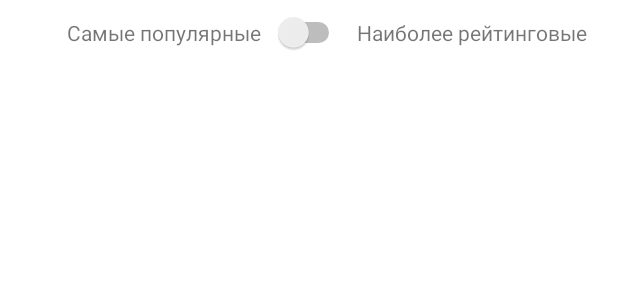
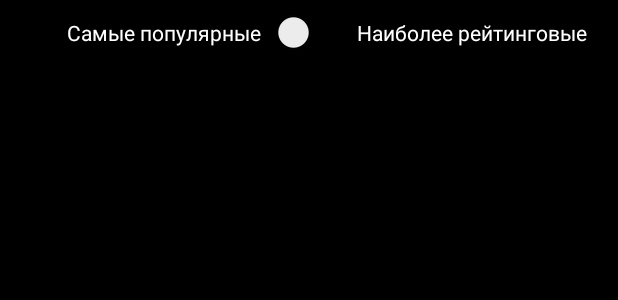
Before and after one commit to paveln0366/Filmoteka, an Android app: the layout activity_main.xml on its own in the app's theme, with its tools: preview values and no code run, on a phone screen of 412 x 824 dp. Shown: the top 300 px of the screen. Run offline under Robolectric (Android 15) with nearby library versions, the phone set to English and light mode, and no system bars.

Commit message:
Updated appearance and added item listeners

```diff
--- a/app/src/main/res/layout/activity_main.xml
+++ b/app/src/main/res/layout/activity_main.xml
@@ -2,6 +2,7 @@
 <androidx.constraintlayout.widget.ConstraintLayout xmlns:android="http://schemas.android.com/apk/res/android"
     xmlns:app="http://schemas.android.com/apk/res-auto"
     xmlns:tools="http://schemas.android.com/tools"
+    android:background="@color/colorPrimaryDark"
     android:layout_width="match_parent"
     android:layout_height="match_parent"
     tools:context=".MainActivity">
@@ -23,6 +24,8 @@
         android:layout_height="wrap_content"
         android:layout_marginRight="8dp"
         android:text="@string/most_popular"
+        android:textColor="@color/white"
+        android:onClick="onClickSetPopularity"
         app:layout_constraintBottom_toBottomOf="@+id/switchSort"
         app:layout_constraintEnd_toStartOf="@+id/switchSort"
         app:layout_constraintTop_toTopOf="@+id/switchSort"
@@ -34,6 +37,8 @@
         android:layout_height="wrap_content"
         android:layout_marginLeft="8dp"
         android:text="@string/top_rated"
+        android:textColor="@color/white"
+        android:onClick="onClickSetTopRated"
         app:layout_constraintBottom_toBottomOf="@+id/switchSort"
         app:layout_constraintStart_toEndOf="@+id/switchSort"
         app:layout_constraintTop_toTopOf="@+id/switchSort"
@@ -43,6 +48,7 @@
         android:id="@+id/recyclerViewPosters"
         android:layout_width="0dp"
         android:layout_height="0dp"
+        android:layout_marginTop="8dp"
         app:layout_constraintBottom_toBottomOf="parent"
         app:layout_constraintEnd_toEndOf="parent"
         app:layout_constraintStart_toStartOf="parent"
--- a/app/src/main/res/values/colors.xml
+++ b/app/src/main/res/values/colors.xml
@@ -7,4 +7,8 @@
     <color name="teal_700">#FF018786</color>
     <color name="black">#FF000000</color>
     <color name="white">#FFFFFFFF</color>
+
+    <color name="colorPrimary">#000000</color>
+    <color name="colorPrimaryDark">#000000</color>
+    <color name="colorAccent">#FF4081</color>
 </resources>
--- a/app/src/main/res/values/themes.xml
+++ b/app/src/main/res/values/themes.xml
@@ -2,9 +2,9 @@
     <!-- Base application theme. -->
     <style name="Theme.Filmoteka" parent="Theme.MaterialComponents.DayNight.DarkActionBar">
         <!-- Primary brand color. -->
-        <item name="colorPrimary">@color/purple_500</item>
-        <item name="colorPrimaryVariant">@color/purple_700</item>
-        <item name="colorOnPrimary">@color/white</item>
+        <item name="colorPrimary">@color/colorPrimary</item>
+        <item name="colorPrimaryVariant">@color/colorPrimaryDark</item>
+        <item name="colorOnPrimary">@color/colorAccent</item>
         <!-- Secondary brand color. -->
         <item name="colorSecondary">@color/teal_200</item>
         <item name="colorSecondaryVariant">@color/teal_700</item>
```
Also changed, not shown: app/src/main/java/com/pavelpotapov/filmoteka/MainActivity.java (+55 -2 lines), app/src/main/java/com/pavelpotapov/filmoteka/MovieAdapter.java (+29 -0 lines).
